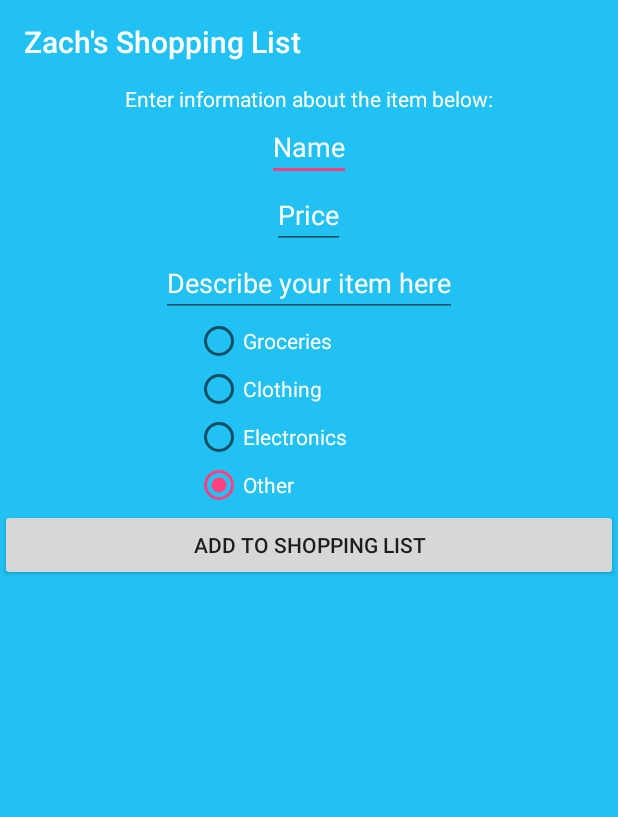
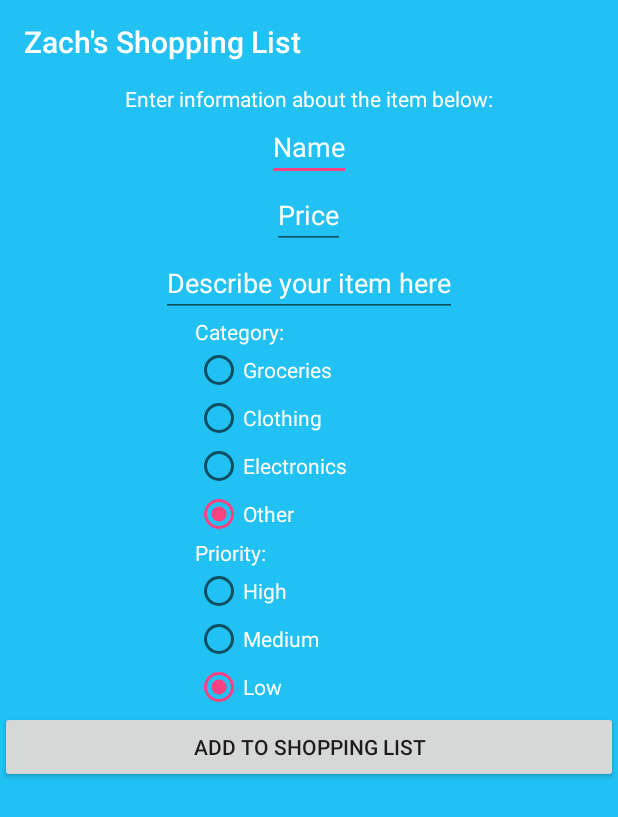
Before and after one commit to zskluzac/ShoppingListApplication, an Android app: the NewItemActivity screen opened directly, with no data from a screen before it, on a phone screen of 412 x 824 dp. Shown: the top 817 px of the screen. Run offline under Robolectric (Android 15) with nearby library versions, the phone set to English and light mode, and no system bars; libraries missing offline, so code that uses them is left out: io.realm; 1 statement that could not run was skipped.

Commit message:
Should be finished, implemented priority coloring. Still need to check for string handling and shorten methods.

```diff
--- a/app/src/main/java/hu/ait/android/shoppinglist_zskluzacek/NewItemActivity.java
+++ b/app/src/main/java/hu/ait/android/shoppinglist_zskluzacek/NewItemActivity.java
@@ -23,6 +23,7 @@ public class NewItemActivity extends AppCompatActivity {
     EditText etPrice;
     EditText etDescription;
     RadioGroup rgCategory;
+    RadioGroup rgPriority;
 
     private ShoppingItem itemToEdit = null;
 
@@ -44,14 +45,17 @@ public class NewItemActivity extends AppCompatActivity {
         etPrice = (EditText) findViewById(R.id.etPrice);
         etDescription = (EditText) findViewById(R.id.etDescription);
         rgCategory = (RadioGroup) findViewById(R.id.rgCategory);
+        rgPriority = (RadioGroup) findViewById(R.id.rgPriority);
 
         rgCategory.check(R.id.rbOther);
+        rgPriority.check(R.id.rbLow);
 
         if(itemToEdit != null) {
             etName.setText(itemToEdit.getItemName());
             etPrice.setText(String.valueOf(itemToEdit.getItemPrice()));
             etDescription.setText(itemToEdit.getItemDescription());
             rgCategory.check(itemToEdit.getItemCategory());
+            rgPriority.check(itemToEdit.getPriority());
         }
 
         btnEnter = (Button) findViewById(R.id.btnEnter);
@@ -75,6 +79,7 @@ public class NewItemActivity extends AppCompatActivity {
                         itemToEdit.setItemCategory(rgCategory.getCheckedRadioButtonId());
                         itemToEdit.setItemPrice(Float.valueOf(etPrice.getText().toString()));
                         itemToEdit.setItemDescription(etDescription.getText().toString());
+                        itemToEdit.setPriority(rgPriority.getCheckedRadioButtonId());
 
                         ((ShoppingListApplication) getApplication()).getRealmSL().commitTransaction();
 
@@ -87,7 +92,8 @@ public class NewItemActivity extends AppCompatActivity {
                         adapter.addItem(String.valueOf(System.currentTimeMillis()),
                                 etName.getText().toString(), rgCategory.getCheckedRadioButtonId(),
                                 etDescription.getText().toString(),
-                                Float.valueOf(etPrice.getText().toString()));
+                                Float.valueOf(etPrice.getText().toString()),
+                                rgPriority.getCheckedRadioButtonId());
                         Intent mainIntent = new Intent(NewItemActivity.this, ShoppingListActivity.class);
                         NewItemActivity.this.startActivity(mainIntent);
                         NewItemActivity.this.finish();
--- a/app/src/main/java/hu/ait/android/shoppinglist_zskluzacek/ShoppingListActivity.java
+++ b/app/src/main/java/hu/ait/android/shoppinglist_zskluzacek/ShoppingListActivity.java
@@ -22,6 +22,7 @@ public class ShoppingListActivity extends AppCompatActivity {
     public static final String ITEM_CAT = "itemCat";
     public static final String ITEM_PRICE = "itemPrice";
     public static final String ITEM_DESC = "itemDesc";
+    public static final String ITEM_PRIORITY = "itemPriority";
     public static final int REQUEST_CODE_EDIT = 1001;
 
     private int positionToEdit = 1;
@@ -81,7 +82,7 @@ public class ShoppingListActivity extends AppCompatActivity {
 
 
     public void openEditActivity(int adapterPosition, String createTime, String itemName, int itemCat,
-                                 float itemPrice, String itemDesc) {
+                                 float itemPrice, String itemDesc, int itemPriority) {
         positionToEdit = adapterPosition;
 
         Intent intentEdit = new Intent(this, NewItemActivity.class);
@@ -90,6 +91,7 @@ public class ShoppingListActivity extends AppCompatActivity {
         intentEdit.putExtra(ITEM_CAT, itemCat);
         intentEdit.putExtra(ITEM_PRICE, itemPrice);
         intentEdit.putExtra(ITEM_DESC, itemDesc);
+        intentEdit.putExtra(ITEM_PRIORITY, itemPriority);
         startActivityForResult(intentEdit, REQUEST_CODE_EDIT);
     }
 
--- a/app/src/main/res/layout/activity_new_item.xml
+++ b/app/src/main/res/layout/activity_new_item.xml
@@ -61,6 +61,11 @@
         android:layout_width="match_parent"
         android:layout_height="wrap_content"
         android:paddingLeft="130dp">
+        <TextView
+            android:layout_width="wrap_content"
+            android:layout_height="wrap_content"
+            android:textColor="#FFFFFF"
+            android:text="Category:" />
         <RadioButton
             android:id="@+id/rbGroceries"
             android:layout_width="wrap_content"
@@ -87,6 +92,37 @@
             android:text="Other"/>
     </RadioGroup>
 
+    <RadioGroup
+        android:id="@+id/rgPriority"
+        android:layout_width="match_parent"
+        android:layout_height="wrap_content"
+        android:paddingLeft="130dp">
+        <TextView
+            android:layout_width="wrap_content"
+            android:layout_height="wrap_content"
+            android:textColor="#FFFFFF"
+            android:text="Priority:" />
+        <RadioButton
+            android:id="@+id/rbHigh"
+            android:layout_width="wrap_content"
+            android:layout_height="wrap_content"
+            android:textColor="#FFFFFF"
+            android:text="High"/>
+        <RadioButton
+            android:id="@+id/rbMedium"
+            android:layout_width="wrap_content"
+            android:layout_height="wrap_content"
+            android:textColor="#FFFFFF"
+            android:text="Medium"/>
+        <RadioButton
+            android:id="@+id/rbLow"
+            android:layout_width="wrap_content"
+            android:layout_height="wrap_content"
+            android:textColor="#FFFFFF"
+            android:text="Low"/>
+
+    </RadioGroup>
+
     <Button
         android:layout_width="match_parent"
         android:layout_height="wrap_content"
--- a/app/src/main/res/layout/item_row.xml
+++ b/app/src/main/res/layout/item_row.xml
@@ -1,6 +1,8 @@
 <?xml version="1.0" encoding="utf-8"?>
 
-<LinearLayout xmlns:android="http://schemas.android.com/apk/res/android"
+<LinearLayout
+    android:id="@+id/rowLayout"
+    xmlns:android="http://schemas.android.com/apk/res/android"
     android:layout_width="match_parent"
     android:layout_height="wrap_content"
     android:background="#7e7e7e"
```
Also changed, not shown: app/src/main/java/hu/ait/android/shoppinglist_zskluzacek/adapter/ShoppingListAdapter.java (+21 -2 lines), app/src/main/java/hu/ait/android/shoppinglist_zskluzacek/data/ShoppingItem.java (+12 -1 lines).
